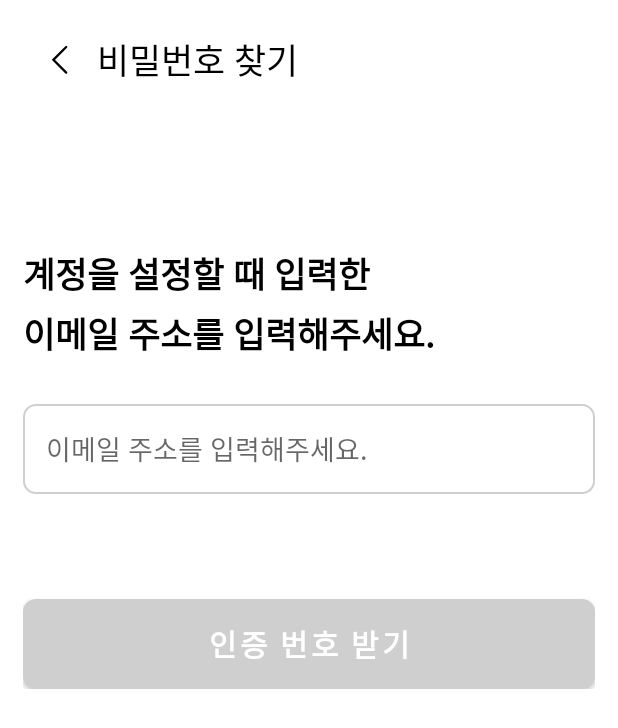
After one commit to UMC5th-bias/Front, an Android app: the layout fragment_find_pwd.xml on its own in the app's theme, with its tools: preview values and no code run, on a phone screen of 412 x 824 dp. The commit adds this screen. Shown: the top 728 px of the screen. Run offline under Robolectric (Android 15) with nearby library versions, the light colour scheme and no system bars.

Commit message:
[FEAT] findPwd 레이아웃 생성 및 color update

```diff
--- /dev/null
+++ b/app/src/main/res/drawable/ic_back.xml
@@ -0,0 +1,12 @@
+<vector xmlns:android="http://schemas.android.com/apk/res/android"
+    android:width="49dp"
+    android:height="49dp"
+    android:viewportWidth="49"
+    android:viewportHeight="49">
+  <path
+      android:pathData="M28.605,15.889L20.105,24.389L28.605,32.889"
+      android:strokeWidth="1.5"
+      android:fillColor="#00000000"
+      android:strokeColor="#000000"
+      android:strokeLineCap="round"/>
+</vector>
--- /dev/null
+++ b/app/src/main/res/drawable/ic_ellipse.xml
@@ -0,0 +1,9 @@
+<vector xmlns:android="http://schemas.android.com/apk/res/android"
+    android:width="4dp"
+    android:height="4dp"
+    android:viewportWidth="4"
+    android:viewportHeight="4">
+  <path
+      android:pathData="M1.9141,1.6387m-1.6367,0a1.6367,1.6367 0,1 1,3.2734 0a1.6367,1.6367 0,1 1,-3.2734 0"
+      android:fillColor="#969696"/>
+</vector>
--- /dev/null
+++ b/app/src/main/res/drawable/ic_error.xml
@@ -0,0 +1,9 @@
+<vector xmlns:android="http://schemas.android.com/apk/res/android"
+    android:width="16dp"
+    android:height="15dp"
+    android:viewportWidth="16"
+    android:viewportHeight="15">
+  <path
+      android:pathData="M8.001,10.732C8.203,10.732 8.373,10.663 8.51,10.526C8.647,10.39 8.715,10.22 8.715,10.018C8.715,9.815 8.647,9.646 8.51,9.509C8.373,9.372 8.203,9.304 8.001,9.304C7.799,9.304 7.629,9.372 7.492,9.509C7.355,9.646 7.287,9.815 7.287,10.018C7.287,10.22 7.355,10.39 7.492,10.526C7.629,10.663 7.799,10.732 8.001,10.732ZM7.287,7.875H8.715V3.59H7.287V7.875ZM8.001,14.303C7.013,14.303 6.085,14.115 5.216,13.74C4.347,13.365 3.591,12.857 2.948,12.214C2.306,11.571 1.797,10.815 1.422,9.946C1.047,9.077 0.859,8.149 0.859,7.161C0.859,6.173 1.047,5.245 1.422,4.376C1.797,3.507 2.306,2.751 2.948,2.108C3.591,1.466 4.347,0.957 5.216,0.582C6.085,0.207 7.013,0.02 8.001,0.02C8.989,0.02 9.917,0.207 10.786,0.582C11.655,0.957 12.411,1.466 13.054,2.108C13.696,2.751 14.205,3.507 14.58,4.376C14.955,5.245 15.143,6.173 15.143,7.161C15.143,8.149 14.955,9.077 14.58,9.946C14.205,10.815 13.696,11.571 13.054,12.214C12.411,12.857 11.655,13.365 10.786,13.74C9.917,14.115 8.989,14.303 8.001,14.303ZM8.001,12.874C9.596,12.874 10.947,12.321 12.054,11.214C13.161,10.107 13.714,8.756 13.714,7.161C13.714,5.566 13.161,4.215 12.054,3.108C10.947,2.001 9.596,1.448 8.001,1.448C6.406,1.448 5.055,2.001 3.948,3.108C2.841,4.215 2.288,5.566 2.288,7.161C2.288,8.756 2.841,10.107 3.948,11.214C5.055,12.321 6.406,12.874 8.001,12.874Z"
+      android:fillColor="#F71010"/>
+</vector>
--- /dev/null
+++ b/app/src/main/res/layout/fragment_find_pwd.xml
@@ -0,0 +1,231 @@
+<?xml version="1.0" encoding="utf-8"?>
+<androidx.constraintlayout.widget.ConstraintLayout xmlns:android="http://schemas.android.com/apk/res/android"
+    xmlns:app="http://schemas.android.com/apk/res-auto"
+    android:layout_width="match_parent"
+    android:layout_height="match_parent">
+
+
+    <!-- 상단 -->
+    <LinearLayout
+        android:id="@+id/linearLayout"
+        android:layout_width="match_parent"
+        android:layout_height="wrap_content"
+        android:layout_marginStart="15dp"
+        android:layout_marginTop="15dp"
+        android:layout_marginEnd="15dp"
+        android:orientation="horizontal"
+        app:layout_constraintEnd_toEndOf="parent"
+        app:layout_constraintStart_toStartOf="parent"
+        app:layout_constraintTop_toTopOf="parent">
+
+        <ImageButton
+            android:id="@+id/find_pwd_back_ib"
+            android:layout_width="wrap_content"
+            android:layout_height="wrap_content"
+            android:layout_gravity="center"
+            android:background="@null"
+            android:src="@drawable/ic_back" />
+
+        <TextView
+            android:layout_width="wrap_content"
+            android:layout_height="wrap_content"
+            android:layout_gravity="center"
+            android:text="비밀번호 찾기"
+            android:textColor="#000000"
+            android:textSize="23dp" />
+    </LinearLayout>
+
+
+    <LinearLayout
+        android:layout_width="match_parent"
+        android:layout_height="wrap_content"
+        android:layout_marginTop="100dp"
+        android:layout_marginStart="15dp"
+        android:layout_marginEnd="15dp"
+        android:orientation="vertical"
+        app:layout_constraintEnd_toEndOf="parent"
+        app:layout_constraintStart_toStartOf="parent"
+        app:layout_constraintTop_toBottomOf="@+id/linearLayout">
+
+
+        <TextView
+            android:layout_width="wrap_content"
+            android:layout_height="wrap_content"
+            android:text="계정을 설정할 때 입력한 \n이메일 주소를 입력해주세요."
+            android:textColor="#000000"
+            android:lineSpacingExtra="5dp"
+            android:textSize="23dp"
+            android:textStyle="bold" />
+
+
+        <RelativeLayout
+            android:layout_width="match_parent"
+            android:layout_height="wrap_content">
+
+            <EditText
+                android:id="@+id/find_id_phonenumber_et"
+                android:layout_width="match_parent"
+                android:layout_height="60dp"
+                android:layout_marginTop="30dp"
+                android:background="@drawable/edge"
+                android:paddingStart="15dp"
+                android:hint="이메일 주소를 입력해주세요."/>
+
+            <TextView
+                android:id="@+id/find_id_time_tv"
+                android:layout_width="wrap_content"
+                android:layout_height="wrap_content"
+                android:layout_alignTop="@id/find_id_phonenumber_et"
+                android:layout_alignEnd="@id/find_id_phonenumber_et"
+                android:layout_centerInParent="true"
+                android:layout_marginTop="20dp"
+                android:layout_marginEnd="20dp"
+                android:visibility="gone"
+                android:gravity="center"
+                android:text="00:00" />
+
+            <ImageView
+                android:layout_width="wrap_content"
+                android:layout_height="wrap_content"
+                android:src="@drawable/ic_error"
+                android:layout_alignTop="@id/find_id_phonenumber_et"
+                android:layout_alignEnd="@id/find_id_phonenumber_et"
+                android:layout_centerInParent="true"
+                android:layout_marginTop="20dp"
+                android:layout_marginEnd="20dp"
+                android:visibility="gone"
+                android:gravity="center"/>
+        </RelativeLayout>
+
+
+        <!--초기에 안보이게 설정-->
+        <TextView
+            android:id="@+id/find_pwd_email_error_tv"
+            android:layout_width="wrap_content"
+            android:layout_height="wrap_content"
+            android:layout_marginTop="10dp"
+            android:text="해당 이메일로 가입된 계정이 존재하지 않습니다."
+            android:textColor="@color/main"
+            android:visibility="gone"
+            android:textSize="12dp" />
+
+        <TextView
+            android:id="@+id/find_pwd_number_error_tv"
+            android:layout_width="wrap_content"
+            android:layout_height="wrap_content"
+            android:layout_marginTop="10dp"
+            android:text="인증 번호가 틀렸습니다."
+            android:textColor="@color/main"
+            android:visibility="gone"
+            android:textSize="12dp" />
+
+
+
+        <EditText
+            android:id="@+id/find_pwd_checknumber_et"
+            android:layout_width="match_parent"
+            android:layout_height="60dp"
+            android:layout_marginTop="20dp"
+            android:background="@drawable/edge"
+            android:paddingStart="15dp"
+            android:visibility="gone"
+            android:hint="인증번호를 입력해주세요." />
+
+
+        <LinearLayout
+            android:id="@+id/linearlayout_text1"
+            android:layout_width="match_parent"
+            android:layout_height="wrap_content"
+            android:layout_gravity="center"
+            android:layout_marginTop="5dp"
+            android:visibility="gone"
+            android:orientation="horizontal">
+
+            <ImageView
+                android:layout_width="6dp"
+                android:layout_height="6dp"
+                android:layout_gravity="center"
+                android:src="@drawable/ic_ellipse"/>
+
+            <TextView
+                android:layout_width="wrap_content"
+                android:layout_height="wrap_content"
+                android:text="  입력하신 이메일 주소로 메일을 발송하였습니다."
+                android:textColor="@color/dark_gray"
+                android:textSize="12dp" />
+        </LinearLayout>
+
+        <LinearLayout
+            android:id="@+id/linearlayout_text2"
+            android:layout_width="match_parent"
+            android:layout_height="wrap_content"
+            android:layout_gravity="center"
+            android:layout_marginTop="3dp"
+            android:visibility="gone"
+            android:orientation="horizontal">
+
+            <ImageView
+                android:layout_width="6dp"
+                android:layout_height="6dp"
+                android:layout_gravity="center"
+                android:src="@drawable/ic_ellipse"/>
+            <!--초기에 안보이게 설정-->
+            <TextView
+                android:layout_width="wrap_content"
+                android:layout_height="wrap_content"
+                android:text="  메일이 도착하기까지 시간이 소요될 수 있습니다."
+                android:textColor="@color/dark_gray"
+                android:textSize="12dp" />
+        </LinearLayout>
+
+
+
+        <!-- 클릭시 '확인'으로 변경은 kt에서-->
+        <Button
+            android:id="@+id/search_id_getnumber_btn"
+            android:layout_width="match_parent"
+            android:layout_height="60dp"
+            android:layout_marginTop="70dp"
+            android:background="@drawable/edge"
+            android:textSize="20dp"
+            android:textStyle="bold"
+            android:clickable="false"
+            android:backgroundTint="#b5b5b5"
+            android:text="인증 번호 받기"/>
+
+
+        <LinearLayout
+            android:id="@+id/linearlayout_text3"
+            android:layout_width="match_parent"
+            android:layout_height="wrap_content"
+            android:layout_marginTop="20dp"
+            android:gravity="center"
+            android:visibility="gone"
+            android:orientation="horizontal">
+
+            <TextView
+                android:layout_width="wrap_content"
+                android:layout_height="wrap_content"
+                android:textColor="@color/dark_gray"
+                android:text="인증 번호를 받지 못하셨나요?"/>
+
+
+            <TextView
+                android:id="@+id/find_pwd_resend_tv"
+                android:layout_width="wrap_content"
+                android:layout_height="wrap_content"
+                android:layout_marginStart="20dp"
+                android:textColor="@color/black"
+                android:text="재전송"/>
+
+
+
+
+        </LinearLayout>
+
+
+
+    </LinearLayout>
+
+
+</androidx.constraintlayout.widget.ConstraintLayout>
--- a/app/src/main/res/values/colors.xml
+++ b/app/src/main/res/values/colors.xml
@@ -8,7 +8,8 @@
     <color name="black">#FF000000</color>
     <color name="white">#FFFFFFFF</color>
 
-    <color name="light_gray">#D9D9D9</color>
-    <color name="gray">#969696</color>
+    <color name="light_gray">#F8F8F8</color>
+    <color name="dark_gray">#969696</color>
+    <color name="gray">#CFCFCF</color>
     <color name="main">#f73d93</color>
 </resources>
```
